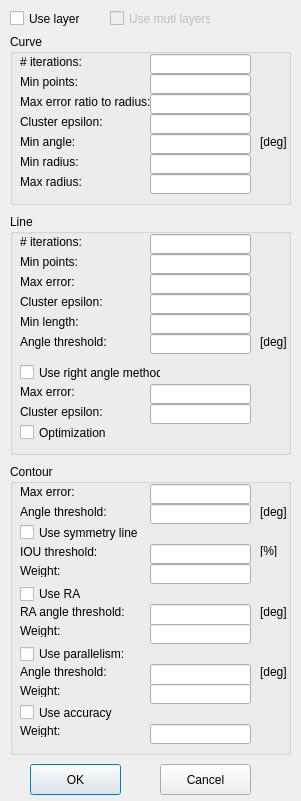
The window that EfficientRANSAC2D/ContourOptionDialog.ui (xwzhangcs/RoofRANSAC) describes before a commit, drawn with Qt 5.
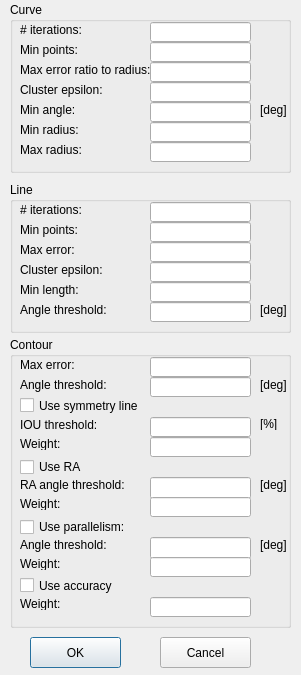
The same window after the commit.

The edit to the form file:
```diff
--- a/EfficientRANSAC2D/ContourOptionDialog.ui
+++ b/EfficientRANSAC2D/ContourOptionDialog.ui
@@ -7,7 +7,7 @@
     <x>0</x>
     <y>0</y>
     <width>301</width>
-    <height>801</height>
+    <height>675</height>
    </rect>
   </property>
   <property name="windowTitle">
@@ -17,7 +17,7 @@
    <property name="geometry">
     <rect>
      <x>30</x>
-     <y>764</y>
+     <y>637</y>
      <width>91</width>
      <height>31</height>
     </rect>
@@ -30,7 +30,7 @@
    <property name="geometry">
     <rect>
      <x>10</x>
-     <y>34</y>
+     <y>2</y>
      <width>281</width>
      <height>171</height>
     </rect>
@@ -217,7 +217,7 @@
    <property name="geometry">
     <rect>
      <x>160</x>
-     <y>764</y>
+     <y>637</y>
      <width>91</width>
      <height>31</height>
     </rect>
@@ -230,9 +230,9 @@
    <property name="geometry">
     <rect>
      <x>10</x>
-     <y>214</y>
+     <y>182</y>
      <width>281</width>
-     <height>241</height>
+     <height>151</height>
     </rect>
    </property>
    <property name="title">
@@ -389,84 +389,12 @@
      <string>[deg]</string>
     </property>
    </widget>
-   <widget class="QLabel" name="label_19">
-    <property name="geometry">
-     <rect>
-      <x>10</x>
-      <y>170</y>
-      <width>131</width>
-      <height>16</height>
-     </rect>
-    </property>
-    <property name="text">
-     <string>Max error:</string>
-    </property>
-   </widget>
-   <widget class="QLineEdit" name="lineEditRAMaxError">
-    <property name="geometry">
-     <rect>
-      <x>140</x>
-      <y>170</y>
-      <width>101</width>
-      <height>20</height>
-     </rect>
-    </property>
-   </widget>
-   <widget class="QLineEdit" name="lineEditRAClusterEpsilon">
-    <property name="geometry">
-     <rect>
-      <x>140</x>
-      <y>190</y>
-      <width>101</width>
-      <height>20</height>
-     </rect>
-    </property>
-   </widget>
-   <widget class="QCheckBox" name="checkBoxUseRA">
-    <property name="geometry">
-     <rect>
-      <x>10</x>
-      <y>150</y>
-      <width>141</width>
-      <height>17</height>
-     </rect>
-    </property>
-    <property name="text">
-     <string>Use right angle method</string>
-    </property>
-   </widget>
-   <widget class="QCheckBox" name="checkBoxRAOptimization">
-    <property name="geometry">
-     <rect>
-      <x>10</x>
-      <y>210</y>
-      <width>101</width>
-      <height>17</height>
-     </rect>
-    </property>
-    <property name="text">
-     <string>Optimization</string>
-    </property>
-   </widget>
-   <widget class="QLabel" name="label_20">
-    <property name="geometry">
-     <rect>
-      <x>10</x>
-      <y>190</y>
-      <width>131</width>
-      <height>16</height>
-     </rect>
-    </property>
-    <property name="text">
-     <string>Cluster epsilon:</string>
-    </property>
-   </widget>
   </widget>
   <widget class="QGroupBox" name="groupBox_3">
    <property name="geometry">
     <rect>
      <x>10</x>
-     <y>464</y>
+     <y>337</y>
      <width>281</width>
      <height>291</height>
     </rect>
@@ -786,35 +714,6 @@
     </property>
    </widget>
   </widget>
-  <widget class="QCheckBox" name="checkBoxUseLayers">
-   <property name="enabled">
-    <bool>false</bool>
-   </property>
-   <property name="geometry">
-    <rect>
-     <x>110</x>
-     <y>10</y>
-     <width>101</width>
-     <height>17</height>
-    </rect>
-   </property>
-   <property name="text">
-    <string>Use muti layers</string>
-   </property>
-  </widget>
-  <widget class="QCheckBox" name="checkBoxUseOneLayer">
-   <property name="geometry">
-    <rect>
-     <x>10</x>
-     <y>10</y>
-     <width>70</width>
-     <height>17</height>
-    </rect>
-   </property>
-   <property name="text">
-    <string>Use layer</string>
-   </property>
-  </widget>
  </widget>
  <layoutdefault spacing="6" margin="11"/>
  <resources/>
```
